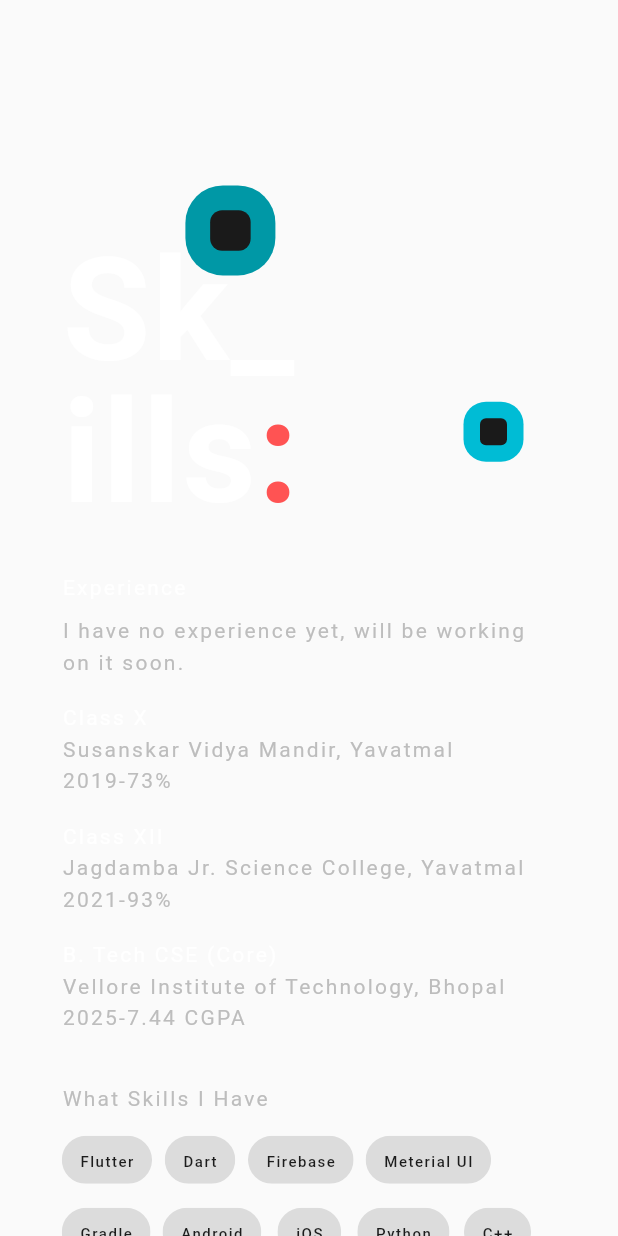
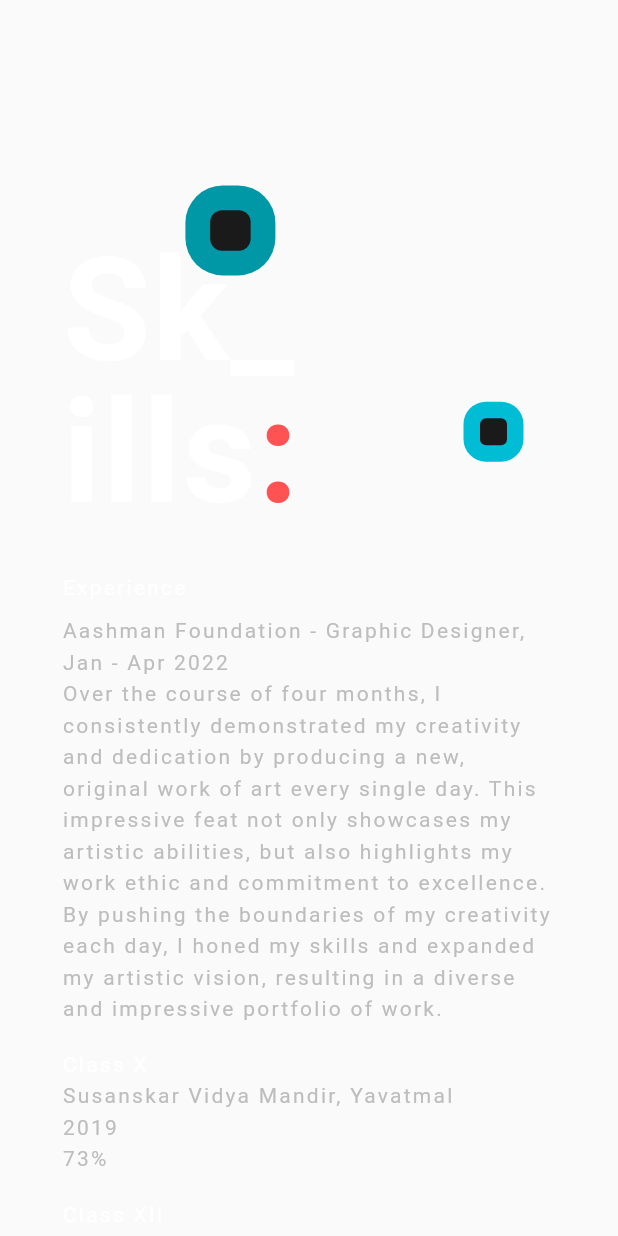
Before and after one commit to shenmareparas/Portfolio_Website_Flutter, a Flutter app: the SkillsWidget widget shown alone on an empty page, opened directly, on a phone screen of 412 x 824 dp. Run offline on Flutter 3.47's test engine with Material 2 defaults, Android fonts, the phone set to English and light mode, and no system bars; our stand-ins replace flutter_svg; missing offline and left inert: universal_html; network calls fail; Roboto replaces fonts that are missing (Inconsolata, ProductSans).

Commit message:
Updated a Lot of Things

```diff
--- a/lib/constants/assets.dart
+++ b/lib/constants/assets.dart
@@ -1,7 +1,6 @@
 class Assets {
   Assets._();
 
-  static const String programmer3 = 'assets/images/programmer-3.gif';
   static const String cookies = 'assets/images/cookies.svg';
 
   // social icons
--- a/lib/constants/strings.dart
+++ b/lib/constants/strings.dart
@@ -14,7 +14,7 @@ class Strings {
   // intro:---------------------------------------------------------------------
   static const String hello = 'Hello';
   static const String iamParas = '\nI am\nParas';
-  static const String design = 'DES_\nIGN';
+  static const String design = 'FLU__\nTTER';
   static const String mobileDev =
       'Flutter Developer\nbased in Maharashtra,\nIndia.';
 
@@ -29,21 +29,26 @@ class Strings {
   // skills:--------------------------------------------------------------------
   static const String skills = 'Sk_\nills';
   static const String experience = 'Experience';
-  static const String skillsIhave = 'What Skills I Have';
+  static const String experiencesubline =
+      'Aashman Foundation - Graphic Designer, Jan - Apr 2022\nOver the course of four months, I consistently demonstrated my creativity and dedication by producing a new, original work of art every single day. This impressive feat not only showcases my artistic abilities, but also highlights my work ethic and commitment to excellence. By pushing the boundaries of my creativity each day, I honed my skills and expanded my artistic vision, resulting in a diverse and impressive portfolio of work.';
   static const String rightsReserved = '© 2023 ALL RIGHTS RESERVED.';
 
+  static const String skillsIhave = 'What Skills I Have';
   static final skillsList = [
     'Flutter',
     'Dart',
+    'Meterial UI',
     'Firebase',
-    'Meterial UI',
+    'Android',
     'Gradle',
-    'Android',
     'iOS',
+    'Java',
     'Python',
+    'C',
     'C++',
     'HTML',
     'CSS',
+    'JavaScript',
     'VS Code',
     'Android Studio',
     'Git',
@@ -66,7 +71,7 @@ class Strings {
     ),
     Education(
       '2025',
-      '7.44 CGPA',
+      '7.67 CGPA',
       'Vellore Institute of Technology, Bhopal',
       'B. Tech CSE (Core)',
     ),
@@ -84,6 +89,9 @@ class Strings {
   static const String menuLinkedin = 'LINKEDIN';
   static const String menuGithub = 'GITHUB';
   static const String menuMail = 'MAIL';
+  static const String menuGooglePlay = 'GOOGLE PLAY';
+  static const String menuWhatsapp = 'WHATSAPP';
+  static const String menuTelegram = 'TELEGRAM';
 
   // links:---------------------------------------------------------------------
   static const String menuInstagramLink =
@@ -93,4 +101,8 @@ class Strings {
       'https://www.linkedin.com/in/parasshenmare';
   static const String menuGithubLink = 'https://github.com/shenmareparas';
   static const String menuMailLink = 'mailto:shenmareparas@gmail.com';
+  static const String menuGooglePlayLink =
+      'https://play.google.com/store/apps/dev?id=5625933656259473047';
+  static const String menuWhatsappLink = 'https://wa.me/918830620995';
+  static const String menuTelegramLink = 'https://t.me/parasshenmare';
 }
--- a/lib/models/education.dart
+++ b/lib/models/education.dart
@@ -1,8 +1,8 @@
 class Education {
-  String from;
-  String to;
-  String organization;
-  String post;
+  String year;
+  String grade;
+  String institute;
+  String study;
 
-  Education(this.from, this.to, this.organization, this.post);
+  Education(this.year, this.grade, this.institute, this.study);
 }
--- a/lib/ui/pages/skills.dart
+++ b/lib/ui/pages/skills.dart
@@ -48,7 +48,7 @@ class SkillsWidgetState extends State<SkillsWidget> {
         ),
         Positioned(
           left: MediaQuery.of(context).size.width * 0.16,
-          top: MediaQuery.of(context).size.width * 0.10,
+          top: MediaQuery.of(context).size.width * 0.03,
           child: const CircleWidget(
             width: 40,
             height: 40,
@@ -271,7 +271,7 @@ class SkillsWidgetState extends State<SkillsWidget> {
   Widget _buildSkillsList(BuildContext context, {double? headingFontSize}) {
     final List<Widget> widgets = Strings.skillsList
         .map((skill) => Padding(
-              padding: const EdgeInsets.only(right: 8.0),
+              padding: const EdgeInsets.only(right: 8, bottom: 8),
               child: _buildSkillChip(context, skill),
             ))
         .toList();
@@ -328,7 +328,7 @@ class SkillsWidgetState extends State<SkillsWidget> {
 
   Widget _buildEducationSummary() {
     return Text(
-      'I have no experience yet, will be working on it soon.',
+      Strings.experiencesubline,
       style: TextStyles.body,
     );
   }
@@ -355,18 +355,22 @@ class SkillsWidgetState extends State<SkillsWidget> {
         crossAxisAlignment: CrossAxisAlignment.stretch,
         children: <Widget>[
           Text(
-            education.post,
+            education.study,
             style: TextStyles.body.copyWith(
               color: Colors.white,
               fontSize: headingFontSize,
             ),
           ),
           Text(
-            education.organization,
+            education.institute,
             style: TextStyles.body,
           ),
           Text(
-            '${education.from}-${education.to}',
+            education.year,
+            style: TextStyles.body,
+          ),
+          Text(
+            education.grade,
             style: TextStyles.body,
           ),
         ],
```
Also changed, not shown: lib/ui/home.dart (+9 -27 lines), assets/icons/ic_google.png (added), 16 other files.
